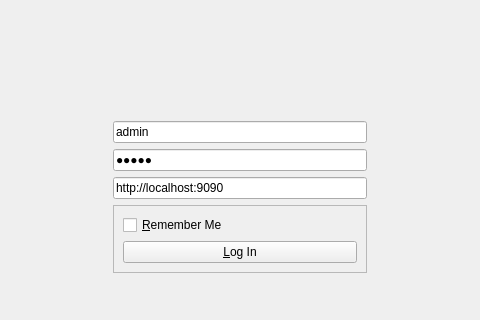
deskos-xp/MyMoneyMaker, file app/Client/MainWindow/forms/main.ui: the form before one commit; both pictures show x 160 to 640 and y 102 to 422 of the 800 by 600 pixel window.
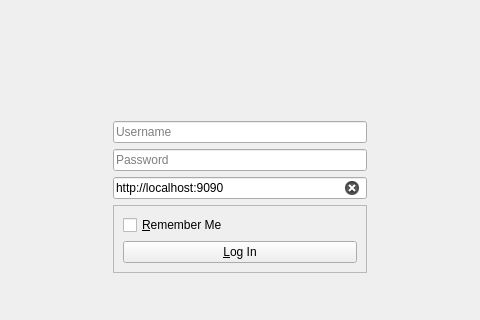
The form after the commit.

```diff
--- a/app/Client/MainWindow/forms/main.ui
+++ b/app/Client/MainWindow/forms/main.ui
@@ -75,6 +75,9 @@
             <property name="placeholderText">
              <string>http://localhost:5000</string>
             </property>
+            <property name="clearButtonEnabled">
+             <bool>true</bool>
+            </property>
            </widget>
           </item>
           <item row="3" column="0">
@@ -93,7 +96,7 @@
           <item row="4" column="1">
            <widget class="QLineEdit" name="password">
             <property name="text">
-             <string>avalo</string>
+             <string/>
             </property>
             <property name="echoMode">
              <enum>QLineEdit::PasswordEchoOnEdit</enum>
@@ -104,6 +107,9 @@
             <property name="placeholderText">
              <string>Password</string>
             </property>
+            <property name="clearButtonEnabled">
+             <bool>true</bool>
+            </property>
            </widget>
           </item>
           <item row="6" column="1">
@@ -141,7 +147,7 @@
           <item row="3" column="1">
            <widget class="QLineEdit" name="username">
             <property name="text">
-             <string>admin</string>
+             <string/>
             </property>
             <property name="dragEnabled">
              <bool>true</bool>
@@ -149,6 +155,9 @@
             <property name="placeholderText">
              <string>Username</string>
             </property>
+            <property name="clearButtonEnabled">
+             <bool>true</bool>
+            </property>
            </widget>
           </item>
           <item row="3" column="2">
```
Left out of the diff: 15 changed lines with no effect on the pictures.
